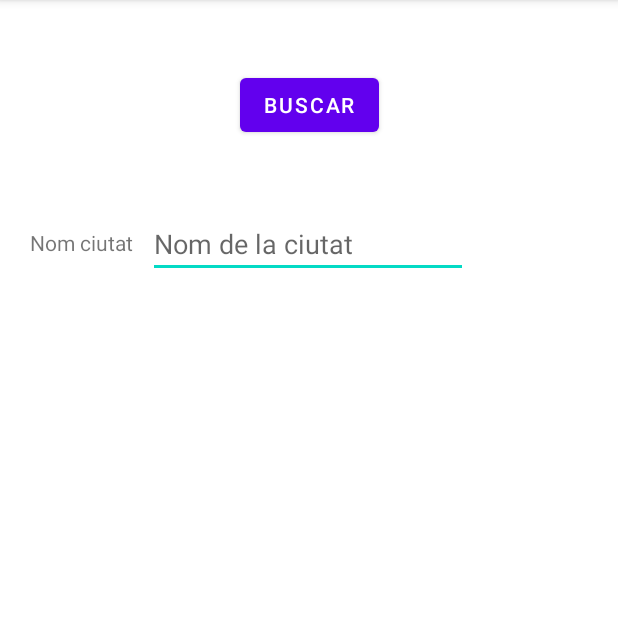
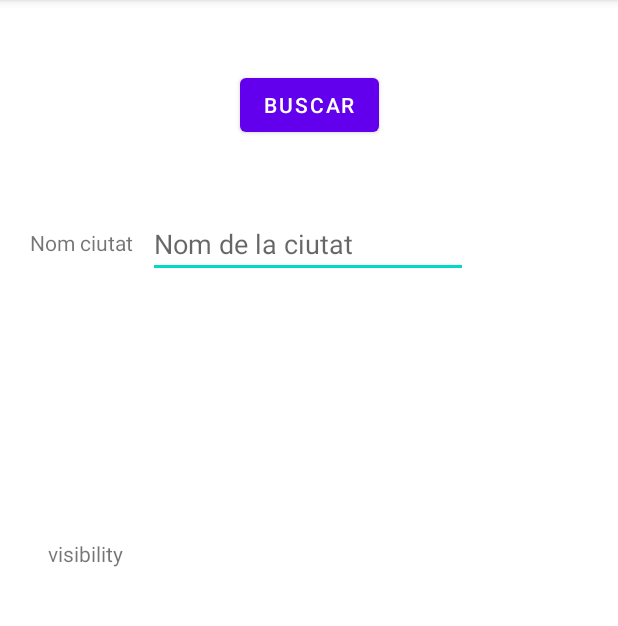
Before and after one commit to a20adrlopcar/examem, an Android app: the screen it shows after launch (MainActivity), after a tap on "BUSCAR", on a phone screen of 412 x 824 dp, the part 84-710 px from its top. Run offline under Robolectric (Android 15) with nearby library versions, the phone set to English and light mode, and no system bars; 6 statements that could not run were skipped.

Commit message:
Description trobada

```diff
--- a/app/src/main/java/com/example/estudiexamenopenweatherapi/FetchWeather.java
+++ b/app/src/main/java/com/example/estudiexamenopenweatherapi/FetchWeather.java
@@ -1,9 +1,7 @@
 package com.example.estudiexamenopenweatherapi;
 
 import android.os.AsyncTask;
-import android.util.Log;
 import android.widget.EditText;
-import android.widget.ImageView;
 import android.widget.TextView;
 
 import org.json.JSONArray;
@@ -15,15 +13,17 @@ import java.lang.ref.WeakReference;
 
 public class FetchWeather extends AsyncTask<String, Void, String> {
 
-    String description, humitat;
+    String description, speed,visibility;
     private static final String LOG_TAG = NetworkUtils.class.getSimpleName();
     private WeakReference<TextView> tvDescription;
-    private WeakReference<TextView> tvHumedad;
+    private WeakReference<TextView> tvspeed;
+    // private WeakReference<TextView> tVisibility;
     private WeakReference<EditText> etBuscador;
 
-    public FetchWeather(TextView tvDescription, TextView tvHumedad, EditText etBuscador) {
+    public FetchWeather(TextView tvDescription, TextView tvspeed, TextView tvVisinility,EditText etBuscador) {
         this.tvDescription = new WeakReference<>(tvDescription);
-        this.tvHumedad = new WeakReference<>(tvHumedad);
+        this.tvspeed = new WeakReference<>(tvspeed);
+        //this.tVisibility = new WeakReference<>(tvVisinility);
         this.etBuscador = new WeakReference<>(etBuscador);
 
 
@@ -43,10 +43,11 @@ public class FetchWeather extends AsyncTask<String, Void, String> {
         try {
             JSONObject jsonObject = new JSONObject(s);
             description = fetchDescription(jsonObject);
-            humitat = fetchHumitat(jsonObject);
-
+            speed = fetchspeed(jsonObject);
+            //visibility=Visinility(jsonObject);
             tvDescription.get().setText(description);
-            tvHumedad.get().setText(humitat);
+            tvspeed.get().setText(speed);
+            //tVisibility.get().setText(visibility);
         } catch (JSONException e) {
             e.printStackTrace();
         }
@@ -61,9 +62,15 @@ public class FetchWeather extends AsyncTask<String, Void, String> {
 
     }
 
-    private String fetchHumitat(JSONObject jsonObject) throws JSONException {
+    private String fetchspeed(JSONObject jsonObject) throws JSONException {
         JSONObject main  = jsonObject.getJSONObject("wind");
         return main.getString("speed");
+
+
+    }
+    private String Visinility(JSONObject jsonObject) throws JSONException {
+        JSONObject main  = new JSONObject();
+        return main.getString("visibility");
 
 
     }
--- a/app/src/main/java/com/example/estudiexamenopenweatherapi/MainActivity.java
+++ b/app/src/main/java/com/example/estudiexamenopenweatherapi/MainActivity.java
@@ -5,7 +5,6 @@ import androidx.appcompat.app.AppCompatActivity;
 import android.content.Context;
 import android.net.ConnectivityManager;
 import android.net.NetworkInfo;
-import android.net.Uri;
 import android.os.Bundle;
 import android.view.View;
 import android.view.inputmethod.InputMethodManager;
@@ -15,7 +14,7 @@ import android.widget.TextView;
 public class MainActivity extends AppCompatActivity {
 
 
-    TextView tvDescription, tvHumedad;
+    TextView tvDescription, tvspeed,tvVisinility;
     EditText etBuscador;
 
     @Override
@@ -28,7 +27,8 @@ public class MainActivity extends AppCompatActivity {
 
     private void NOSEQUELLAMARLO() {
         tvDescription = findViewById(R.id.tvDescription);
-        tvHumedad = findViewById(R.id.tvHumedad);
+        tvspeed = findViewById(R.id.tvspeed);
+        tvVisinility = findViewById(R.id.tvVisinility);
         etBuscador= findViewById(R.id.etBuscador);
     }
 
@@ -36,7 +36,7 @@ public class MainActivity extends AppCompatActivity {
     public void searchWeather(View view) {
         // Get the search string from the input field.
         String queryString = etBuscador.getText().toString();
-        new FetchWeather(tvHumedad, tvDescription, etBuscador).execute(queryString);
+        new FetchWeather(tvspeed, tvDescription,tvVisinility, etBuscador).execute(queryString);
         InputMethodManager inputManager = (InputMethodManager)
                 getSystemService(Context.INPUT_METHOD_SERVICE);
 
@@ -55,7 +55,7 @@ public class MainActivity extends AppCompatActivity {
         }
         if (networkInfo != null && networkInfo.isConnected()
                 && queryString.length() != 0) {
-            new FetchWeather(tvHumedad, tvDescription, etBuscador).execute(queryString);
+            new FetchWeather(tvspeed, tvDescription,tvVisinility, etBuscador).execute(queryString);
         }else {
             if (queryString.length() == 0) {
                 tvDescription.setText("Error");
--- a/app/src/main/java/com/example/estudiexamenopenweatherapi/NetworkUtils.java
+++ b/app/src/main/java/com/example/estudiexamenopenweatherapi/NetworkUtils.java
@@ -34,7 +34,7 @@ public class NetworkUtils {
         String bookJSONString = null;
         try {
             //https://api.openweathermap.org/data/2.5/weather?q={city name}&appid={API key}
-            Uri builtURI = Uri.parse(BASE_WEATHER_URL +   queryString +  API_KEY_CONFIG).buildUpon()
+            Uri builtURI = Uri.parse(BASE_WEATHER_URL +   queryString + "&lang=ca" +API_KEY_CONFIG).buildUpon()
                     .build();
             System.out.println("----------LINK---------: " + builtURI);
             URL requestURL = new URL(builtURI.toString());
--- a/app/src/main/res/layout/activity_main.xml
+++ b/app/src/main/res/layout/activity_main.xml
@@ -7,10 +7,10 @@
     tools:context=".MainActivity">
 
     <TextView
-        android:id="@+id/tvHumedad"
+        android:id="@+id/tvspeed"
         android:layout_width="wrap_content"
         android:layout_height="wrap_content"
-        android:text="Humedad: "
+        android:text="@string/speed"
         app:layout_constraintBottom_toBottomOf="parent"
         app:layout_constraintHorizontal_bias="0.068"
         app:layout_constraintLeft_toLeftOf="parent"
@@ -62,6 +62,15 @@
         android:layout_marginTop="44dp"
         android:text="Description: "
         app:layout_constraintStart_toStartOf="parent"
-        app:layout_constraintTop_toBottomOf="@+id/tvHumedad" />
+        app:layout_constraintTop_toBottomOf="@+id/tvspeed" />
+    <TextView
+        android:id="@+id/tvVisinility"
+        android:layout_width="wrap_content"
+        android:layout_height="wrap_content"
+        android:layout_marginStart="32dp"
+        android:layout_marginTop="44dp"
+        android:text="@string/visibility"
+        app:layout_constraintStart_toStartOf="parent"
+        app:layout_constraintTop_toBottomOf="@+id/tvDescription" />
 
 </androidx.constraintlayout.widget.ConstraintLayout>
--- a/app/src/main/res/values/strings.xml
+++ b/app/src/main/res/values/strings.xml
@@ -1,3 +1,5 @@
 <resources>
     <string name="app_name">EstudiExamenOpenWeatherApi</string>
+    <string name="speed">speed</string>
+    <string name="visibility">visibility</string>
 </resources>
```
